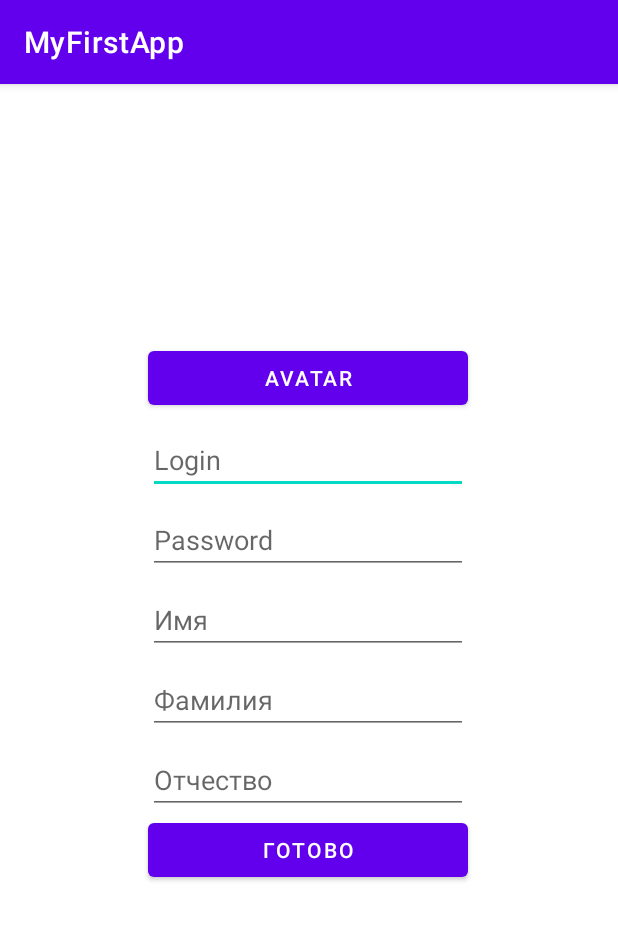
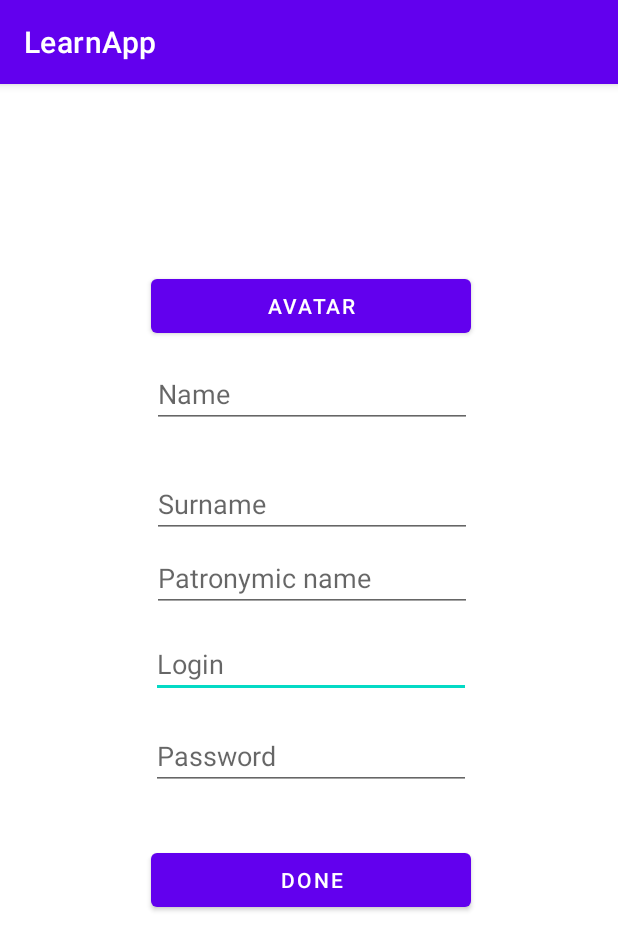
Before and after one commit to TOWj/KotlinSignTest, an Android app: the screen it shows after launch (SignInUpAct before the commit, RegistrationActivity after it), after a tap on "SIGN UP", on a phone screen of 412 x 824 dp. Shown: the top 950 px of the screen. Run offline under Robolectric (Android 15) with nearby library versions, the light colour scheme and no system bars; 1 other tap on this screen came first.

Commit message:
Some changes

```diff
--- a/app/src/main/AndroidManifest.xml
+++ b/app/src/main/AndroidManifest.xml
@@ -14,7 +14,7 @@
         android:theme="@style/Theme.LearnApp"
         tools:targetApi="31" >
         <activity
-            android:name=".SignInUpAct"
+            android:name=".RegistrationActivity"
             android:exported="false" />
         <activity
             android:name=".MainActivity"
--- a/app/src/main/java/com/example/learnapp/MainActivity.kt
+++ b/app/src/main/java/com/example/learnapp/MainActivity.kt
@@ -4,96 +4,103 @@ import android.content.Intent
 import androidx.appcompat.app.AppCompatActivity
 import android.os.Bundle
 import android.view.View
-import androidx.core.view.isVisible
-import com.example.learnapp.Constance
-import com.example.learnapp.R
-import com.example.learnapp.SignInUpAct
+import androidx.activity.result.ActivityResult
+import androidx.activity.result.ActivityResultLauncher
+import androidx.activity.result.contract.ActivityResultContracts
 import com.example.learnapp.databinding.ActivityMainBinding
 
+class MainActivity : AppCompatActivity() {
 
-class MainActivity : AppCompatActivity() {
-    lateinit var bindingClass: ActivityMainBinding
     private var login: String = "empty"
     private var password: String = "empty"
     private var name: String = "empty"
-    private var name2: String = "empty"
-    private var name3: String = "empty"
-    private var avatarImageId: Int = 0
+    private var surname: String = "empty"
+    private var patron: String = "empty"
+    private var imageId: Int = 0
 
-    override fun onCreate(s: Bundle?) {
-        super.onCreate(s)
+
+    private lateinit var bindingClass: ActivityMainBinding
+
+    private lateinit var launcherSignIn: ActivityResultLauncher<Intent>
+    private lateinit var launcherSignUp: ActivityResultLauncher<Intent>
+
+
+    override fun onCreate(savedInstanceState: Bundle?) {
+        super.onCreate(savedInstanceState)
+
         bindingClass = ActivityMainBinding.inflate(layoutInflater)
         setContentView(bindingClass.root)
 
-    }
+        launcherSignIn =
+            registerForActivityResult(ActivityResultContracts.StartActivityForResult()) { resultIn: ActivityResult ->
+                if (resultIn.resultCode == RESULT_OK) {
 
-    override fun onActivityResult(requestCode: Int, resultCode: Int, data: Intent?) {
-        super.onActivityResult(requestCode, resultCode, data)
+                    if (resultIn.data?.getStringExtra(Constance.SIGN_STATE) == Constance.SIGN_IN_STATE) {
+                        val l = resultIn.data?.getStringExtra(Constance.LOGIN)
+                        val p = resultIn.data?.getStringExtra(Constance.PASSWORD)
 
-        if(requestCode == Constance.REQUEST_CODE_SIGN_IN){
-            val l = data?.getStringExtra(Constance.LOGIN)
-            val p = data?.getStringExtra(Constance.PASSWORD)
-            if(login == l && password == p){
+                        if (login == l && password == p) {
 
-                bindingClass.imAvatar.visibility = View.VISIBLE
-                bindingClass.imAvatar.setImageResource(avatarImageId)
-                val textInfo = "$name $name2 $name3"
-                bindingClass.tvInfo.text = textInfo
-                bindingClass.bHide.visibility = View.GONE
-                bindingClass.bExit.text = "Выйти"
+                            bindingClass.mainAvatarIv.visibility = View.VISIBLE
+                            bindingClass.mainAvatarIv.setImageResource(imageId)
+                            var textInfo = "$name $surname $patron"
+                            bindingClass.infoTv.text = textInfo
+                            bindingClass.signUpBt.visibility = View.INVISIBLE
+                            bindingClass.exitSignInBt.text = Constance.EXIT
 
                         } else {
 
-                bindingClass.imAvatar.visibility = View.VISIBLE
-                bindingClass.imAvatar.setImageResource(R.drawable.figa)
-                bindingClass.tvInfo.text = "Такого аккаунта не существует!"
-
-            }
-
-        } else if(requestCode == Constance.REQUEST_CODE_SIGN_UP){
-
-            login = data?.getStringExtra(Constance.LOGIN)!!
-            password = data.getStringExtra(Constance.PASSWORD)!!
-            name = data.getStringExtra(Constance.NAME)!!
-            name2 = data.getStringExtra(Constance.NAME2)!!
-            name3 = data.getStringExtra(Constance.NAME3)!!
-            avatarImageId = data.getIntExtra(Constance.AVATAR_ID, 0)
-            bindingClass.imAvatar.visibility = View.VISIBLE
-            bindingClass.imAvatar.setImageResource(avatarImageId)
-            val textInfo = "$name $name2 $name3"
-            bindingClass.tvInfo.text = textInfo
-            bindingClass.bHide.visibility = View.GONE
-            bindingClass.bExit.text = "Выйти"
+                            bindingClass.infoTv.text = Constance.FAIL_ENTER
+                            bindingClass.mainAvatarIv.setImageResource(R.drawable.figa)
 
                         }
                     }
 
-    fun onClickSignIn(view: View){
+                }
 
-        if(bindingClass.imAvatar.isVisible && bindingClass.tvInfo.text.toString() != "Такого аккаунта не существует!"){
+            }
+        launcherSignUp =
+            registerForActivityResult(ActivityResultContracts.StartActivityForResult()) { resultUp: ActivityResult ->
+                if (resultUp.resultCode == RESULT_OK) {
 
-            bindingClass.imAvatar.visibility = View.INVISIBLE
-            bindingClass.tvInfo.text = ""
-            bindingClass.bHide.visibility = View.VISIBLE
-            bindingClass.bExit.text = getString(R.string.sign_in)
+                    login = resultUp.data?.getStringExtra(Constance.LOGIN)!!
+                    password = resultUp.data?.getStringExtra(Constance.PASSWORD)!!
+                    name = resultUp.data?.getStringExtra(Constance.NAME)!!
+                    surname = resultUp.data?.getStringExtra(Constance.SURNAME)!!
+                    patron = resultUp.data?.getStringExtra(Constance.PATRON)!!
+                    imageId = resultUp.data?.getIntExtra(Constance.AVATAR_ID, 0)!!
+
+                    bindingClass.mainAvatarIv.visibility = View.VISIBLE
+
+                    bindingClass.mainAvatarIv.setImageResource(imageId)
+                    var textInfo = "$name $surname $patron"
+                    bindingClass.infoTv.text = textInfo
+                    bindingClass.signUpBt.visibility = View.INVISIBLE
+                    bindingClass.exitSignInBt.text = Constance.EXIT
+
 
                 } else {
+                    bindingClass.infoTv.text = "fuck"
 
-            val intent = Intent(this, SignInUpAct::class.java)
+                }
+            }
+    }
+
+
+    fun onClickSignIn(view: View) {
+
+        val intent = Intent(this, RegistrationActivity::class.java)
         intent.putExtra(Constance.SIGN_STATE, Constance.SIGN_IN_STATE)
-            startActivityForResult(intent, Constance.REQUEST_CODE_SIGN_IN)
+        launcherSignIn.launch(intent)
+
+    }
+
+    fun onClickSignUp(view: View) {
+
+        val intent = Intent(this, RegistrationActivity::class.java)
+        intent.putExtra(Constance.SIGN_STATE, Constance.SIGN_UP_STATE)
+        launcherSignUp.launch(intent)
 
     }
 
 }
-
-    fun onClickSignUp(view: View){
-
-        val intent = Intent(this, SignInUpAct::class.java)
-        intent.putExtra(Constance.SIGN_STATE, Constance.SIGN_UP_STATE)
-        startActivityForResult(intent, Constance.REQUEST_CODE_SIGN_UP)
-
-    }
-
-
-}
--- /dev/null
+++ b/app/src/main/java/com/example/learnapp/RegistrationActivity.kt
@@ -0,0 +1,65 @@
+package com.example.learnapp
+
+import android.app.Activity
+import android.content.Intent
+import androidx.appcompat.app.AppCompatActivity
+import android.os.Bundle
+import android.view.View
+import androidx.core.view.isVisible
+import com.example.learnapp.databinding.ActivityRegistrationBinding
+
+class RegistrationActivity : AppCompatActivity() {
+
+    private lateinit var binding: ActivityRegistrationBinding
+
+    private var signState = "empty"
+
+
+    override fun onCreate(savedInstanceState: Bundle?) {
+        super.onCreate(savedInstanceState)
+
+        binding = ActivityRegistrationBinding.inflate(layoutInflater)
+        setContentView(binding.root)
+
+        signState = intent.getStringExtra(Constance.SIGN_STATE)!!
+
+        if (signState == Constance.SIGN_IN_STATE) {
+            binding.nameEt.visibility = View.GONE
+            binding.surnameEt.visibility = View.GONE
+            binding.patronicNameEt.visibility = View.GONE
+            binding.avatarBt.visibility = View.INVISIBLE
+        }
+
+    }
+
+    fun onClickDone(view: View) {
+
+        if (signState == Constance.SIGN_UP_STATE) {
+            val intent = Intent()
+            intent.putExtra(Constance.LOGIN, binding.loginEt.text.toString())
+            intent.putExtra(Constance.PASSWORD, binding.passwordEt.text.toString())
+            intent.putExtra(Constance.NAME, binding.nameEt.text.toString())
+            intent.putExtra(Constance.SURNAME, binding.surnameEt.text.toString())
+            intent.putExtra(Constance.PATRON, binding.patronicNameEt.text.toString())
+            intent.putExtra(Constance.SIGN_STATE, Constance.SIGN_IN_STATE)
+            if (binding.avatarRegIv.isVisible) intent.putExtra(Constance.AVATAR_ID, R.drawable.one)
+            setResult(RESULT_OK, intent)
+            finish()
+        } else if (signState == Constance.SIGN_IN_STATE) {
+            intent.putExtra(Constance.LOGIN, binding.loginEt.text.toString())
+            intent.putExtra(Constance.PASSWORD, binding.passwordEt.text.toString())
+            intent.putExtra(Constance.SIGN_STATE, Constance.SIGN_UP_STATE)
+            setResult(RESULT_OK, intent)
+            finish()
+        }
+
+    }
+
+    fun onClickAvatar(view: View) {
+
+        binding.avatarRegIv.visibility = View.VISIBLE
+
+    }
+
+
+}
--- a/app/src/main/java/com/example/learnapp/SignInUpAct.kt
+++ /dev/null
@@ -1,65 +0,0 @@
-package com.example.learnapp
-
-import android.content.Intent
-import androidx.appcompat.app.AppCompatActivity
-import android.os.Bundle
-import android.view.View
-import androidx.core.view.isVisible
-import com.example.learnapp.databinding.ActivitySignUpInBinding
-
-
-class SignInUpAct : AppCompatActivity() {
-    lateinit var bindingClass: ActivitySignUpInBinding
-    private var signState = "empty"
-
-    override fun onCreate(savedInstanceState: Bundle?) {
-        super.onCreate(savedInstanceState)
-        bindingClass = ActivitySignUpInBinding.inflate(layoutInflater)
-        setContentView(bindingClass.root)
-
-        signState = intent.getStringExtra(Constance.SIGN_STATE)!!
-        if(signState == Constance.SIGN_IN_STATE){
-
-            bindingClass.edName.visibility = View.GONE
-            bindingClass.edName2.visibility = View.GONE
-            bindingClass.edName3.visibility = View.GONE
-            bindingClass.bAvatar.visibility = View.INVISIBLE
-
-        }
-
-    }
-
-    fun onClickDone(view: View){
-
-        if(signState == Constance.SIGN_UP_STATE){
-
-            val intent = Intent()
-            intent.putExtra(Constance.LOGIN, bindingClass.edLogin.text.toString())
-            intent.putExtra(Constance.PASSWORD, bindingClass.edPassword.text.toString())
-            intent.putExtra(Constance.NAME, bindingClass.edName.text.toString())
-            intent.putExtra(Constance.NAME2, bindingClass.edName2.text.toString())
-            intent.putExtra(Constance.NAME3, bindingClass.edName3.text.toString())
-            if(bindingClass.imAvatar.isVisible)intent.putExtra(Constance.AVATAR_ID, R.drawable.one)
-            setResult(RESULT_OK, intent)
-            finish()
-
-        } else if(signState == Constance.SIGN_IN_STATE){
-
-            intent.putExtra(Constance.LOGIN, bindingClass.edLogin.text.toString())
-            intent.putExtra(Constance.PASSWORD, bindingClass.edPassword.text.toString())
-            setResult(RESULT_OK, intent)
-            finish()
-
-        }
-
-    }
-
-    fun onClickAvatar(view: View){
-
-        bindingClass.imAvatar.visibility = View.VISIBLE
-
-    }
-
-
-
-}
--- /dev/null
+++ b/app/src/main/res/layout/activity_registration.xml
@@ -0,0 +1,111 @@
+<?xml version="1.0" encoding="utf-8"?>
+<androidx.constraintlayout.widget.ConstraintLayout xmlns:android="http://schemas.android.com/apk/res/android"
+    xmlns:app="http://schemas.android.com/apk/res-auto"
+    xmlns:tools="http://schemas.android.com/tools"
+    android:layout_width="match_parent"
+    android:layout_height="match_parent"
+    tools:context=".RegistrationActivity">
+
+    <EditText
+        android:id="@+id/login_et"
+        android:layout_width="wrap_content"
+        android:layout_height="wrap_content"
+        android:layout_marginTop="12dp"
+        android:ems="10"
+        android:hint="@string/login"
+        android:inputType="textPersonName"
+        app:layout_constraintEnd_toEndOf="parent"
+        app:layout_constraintHorizontal_bias="0.507"
+        app:layout_constraintStart_toStartOf="parent"
+        app:layout_constraintTop_toBottomOf="@+id/patronic_name_et" />
+
+    <EditText
+        android:id="@+id/password_et"
+        android:layout_width="wrap_content"
+        android:layout_height="wrap_content"
+        android:layout_marginTop="16dp"
+        android:ems="10"
+        android:hint="@string/password"
+        android:inputType="textPersonName"
+        app:layout_constraintEnd_toEndOf="@+id/login_et"
+        app:layout_constraintHorizontal_bias="0.0"
+        app:layout_constraintStart_toStartOf="@+id/login_et"
+        app:layout_constraintTop_toBottomOf="@+id/login_et" />
+
+    <Button
+        android:id="@+id/registration_bt"
+        android:layout_width="0dp"
+        android:layout_height="wrap_content"
+        android:layout_marginTop="36dp"
+        android:onClick="onClickDone"
+        android:text="@string/done"
+        app:layout_constraintEnd_toEndOf="@+id/password_et"
+        app:layout_constraintHorizontal_bias="0.0"
+        app:layout_constraintStart_toStartOf="@+id/password_et"
+        app:layout_constraintTop_toBottomOf="@+id/password_et" />
+
+    <ImageView
+        android:id="@+id/avatar_reg_iv"
+        android:layout_width="100dp"
+        android:layout_height="100dp"
+        android:layout_marginTop="16dp"
+        android:visibility="invisible"
+        app:layout_constraintEnd_toEndOf="parent"
+        app:layout_constraintHorizontal_bias="0.498"
+        app:layout_constraintStart_toStartOf="parent"
+        app:layout_constraintTop_toTopOf="parent"
+        app:srcCompat="@drawable/one" />
+
+    <EditText
+        android:id="@+id/name_et"
+        android:layout_width="wrap_content"
+        android:layout_height="wrap_content"
+        android:layout_marginTop="12dp"
+        android:ems="10"
+        android:hint="@string/name"
+        android:inputType="textPersonName"
+        app:layout_constraintEnd_toEndOf="@+id/avatar_reg_iv"
+        app:layout_constraintHorizontal_bias="0.481"
+        app:layout_constraintStart_toStartOf="@+id/avatar_reg_iv"
+        app:layout_constraintTop_toBottomOf="@+id/avatar_bt" />
+
+    <EditText
+        android:id="@+id/surname_et"
+        android:layout_width="wrap_content"
+        android:layout_height="wrap_content"
+        android:layout_marginTop="28dp"
+        android:ems="10"
+        android:hint="@string/surname"
+        android:inputType="textPersonName"
+        app:layout_constraintEnd_toEndOf="@+id/name_et"
+        app:layout_constraintHorizontal_bias="0.0"
+        app:layout_constraintStart_toStartOf="@+id/name_et"
+        app:layout_constraintTop_toBottomOf="@+id/name_et" />
+
+    <EditText
+        android:id="@+id/patronic_name_et"
+        android:layout_width="wrap_content"
+        android:layout_height="wrap_content"
+        android:layout_marginTop="4dp"
+        android:ems="10"
+        android:hint="@string/patron"
+        android:inputType="textPersonName"
+        app:layout_constraintEnd_toEndOf="@+id/surname_et"
+        app:layout_constraintHorizontal_bias="0.0"
+        app:layout_constraintStart_toStartOf="@+id/surname_et"
+        app:layout_constraintTop_toBottomOf="@+id/surname_et" />
+
+    <Button
+        android:id="@+id/avatar_bt"
+        android:layout_width="0dp"
+        android:layout_height="wrap_content"
+        android:layout_marginTop="8dp"
+        android:onClick="onClickAvatar"
+        android:text="@string/avatar"
+        android:visibility="visible"
+        app:layout_constraintEnd_toEndOf="@+id/login_et"
+        app:layout_constraintHorizontal_bias="0.0"
+        app:layout_constraintStart_toStartOf="@+id/login_et"
+        app:layout_constraintTop_toBottomOf="@+id/avatar_reg_iv" />
+
+</androidx.constraintlayout.widget.ConstraintLayout>
--- a/app/src/main/res/layout/activity_sign_up_in.xml
+++ /dev/null
@@ -1,104 +0,0 @@
-<?xml version="1.0" encoding="utf-8"?>
-<androidx.constraintlayout.widget.ConstraintLayout xmlns:android="http://schemas.android.com/apk/res/android"
-    xmlns:app="http://schemas.android.com/apk/res-auto"
-    xmlns:tools="http://schemas.android.com/tools"
-    android:layout_width="match_parent"
-    android:layout_height="match_parent"
-    tools:context=".SignInUpAct">
-
-    <ImageView
-        android:id="@+id/imAvatar"
-        android:layout_width="100dp"
-        android:layout_height="100dp"
-        android:layout_marginTop="72dp"
-        android:visibility="invisible"
-        app:layout_constraintEnd_toEndOf="parent"
-        app:layout_constraintHorizontal_bias="0.498"
-        app:layout_constraintStart_toStartOf="parent"
-        app:layout_constraintTop_toTopOf="parent"
-        app:srcCompat="@drawable/one" />
-
-    <Button
-        android:id="@+id/bAvatar"
-        android:layout_width="0dp"
-        android:layout_height="wrap_content"
-        android:onClick="onClickAvatar"
-        android:text="@string/avatar"
-        android:visibility="visible"
-        app:layout_constraintEnd_toEndOf="@+id/edLogin"
-        app:layout_constraintStart_toStartOf="@+id/edLogin"
-        app:layout_constraintTop_toBottomOf="@+id/imAvatar" />
-
-    <EditText
-        android:id="@+id/edLogin"
-        android:layout_width="wrap_content"
-        android:layout_height="wrap_content"
-        android:layout_marginTop="8dp"
-        android:ems="10"
-        android:hint="@string/login"
-        android:inputType="textPersonName"
-        app:layout_constraintEnd_toEndOf="@+id/imAvatar"
-        app:layout_constraintStart_toStartOf="@+id/imAvatar"
-        app:layout_constraintTop_toBottomOf="@+id/bAvatar" />
-
-    <EditText
-        android:id="@+id/edPassword"
-        android:layout_width="wrap_content"
-        android:layout_height="wrap_content"
-        android:layout_marginTop="8dp"
-        android:ems="10"
-        android:hint="@string/password"
-        android:inputType="textPassword"
-        app:layout_constraintEnd_toEndOf="@+id/edLogin"
-        app:layout_constraintStart_toStartOf="@+id/edLogin"
-        app:layout_constraintTop_toBottomOf="@+id/edLogin" />
-
-    <EditText
-        android:id="@+id/edName"
-        android:layout_width="wrap_content"
-        android:layout_height="wrap_content"
-        android:layout_marginTop="8dp"
-        android:ems="10"
-        android:hint="@string/name"
-        android:inputType="textPersonName"
-        android:visibility="visible"
-        app:layout_constraintEnd_toEndOf="@+id/edPassword"
-        app:layout_constraintStart_toStartOf="@+id/edPassword"
-        app:layout_constraintTop_toBottomOf="@+id/edPassword" />
-
-    <EditText
-        android:id="@+id/edName2"
-        android:layout_width="wrap_content"
-        android:layout_height="wrap_content"
-        android:layout_marginTop="8dp"
-        android:ems="10"
-        android:hint="@string/name2"
-        android:inputType="textPersonName"
-        android:visibility="visible"
-        app:layout_constraintEnd_toEndOf="@+id/edName"
-        app:layout_constraintStart_toStartOf="@+id/edName"
-        app:layout_constraintTop_toBottomOf="@+id/edName" />
-
-    <EditText
-        android:id="@+id/edName3"
-        android:layout_width="wrap_content"
-        android:layout_height="wrap_content"
-        android:layout_marginTop="8dp"
-        android:ems="10"
-        android:hint="@string/name3"
-        android:inputType="textPersonName"
-        android:visibility="visible"
-        app:layout_constraintEnd_toEndOf="@+id/edName2"
-        app:layout_constraintStart_toStartOf="@+id/edName2"
-        app:layout_constraintTop_toBottomOf="@+id/edName2" />
-
-    <Button
-        android:id="@+id/button2"
-        android:layout_width="0dp"
-        android:layout_height="wrap_content"
-        android:onClick="onClickDone"
-        android:text="@string/done"
-        app:layout_constraintEnd_toEndOf="@+id/edPassword"
-        app:layout_constraintStart_toStartOf="@+id/edPassword"
-        app:layout_constraintTop_toBottomOf="@+id/edName3" />
-</androidx.constraintlayout.widget.ConstraintLayout>
--- a/app/src/main/res/values/strings.xml
+++ b/app/src/main/res/values/strings.xml
@@ -1,14 +1,16 @@
 <resources>
-    <string name="app_name">MyFirstApp</string>
+    <string name="app_name">LearnApp</string>
     <string name="ok" translatable="false">OK</string>
-    <string name="hello" translatable="false">Hello</string>
-    <string name="sign_in" translatable="false">Sign In</string>
-    <string name="sign_up" translatable="false">Sign Up</string>
+    <string name="hello_txt">Hello!</string>
+    <string name="user_photo" translatable="false">user_photo</string>
+    <string name="sign_in">Sign in</string>
+    <string name="sign_up">Sign up</string>
+    <string name="login" translatable="false">Login</string>
     <string name="avatar" translatable="false">Avatar</string>
-    <string name="login" translatable="false">Login</string>
     <string name="password" translatable="false">Password</string>
-    <string name="name" translatable="false">Имя</string>
-    <string name="name2" translatable="false">Фамилия</string>
-    <string name="name3" translatable="false">Отчество</string>
-    <string name="done" translatable="false">Готово</string>
+    <string name="name" translatable="false">Name</string>
+    <string name="surname" translatable="false">Surname</string>
+    <string name="patron" translatable="false">Patronymic name</string>
+    <string name="done" translatable="false">Done</string>
+
 </resources>
```
Also changed, not shown: app/src/main/java/com/example/learnapp/Constance.kt (+5 -3 lines), app/src/main/res/layout/activity_main.xml (+37 -35 lines). Lines whose indentation alone changed are shown as unchanged.
